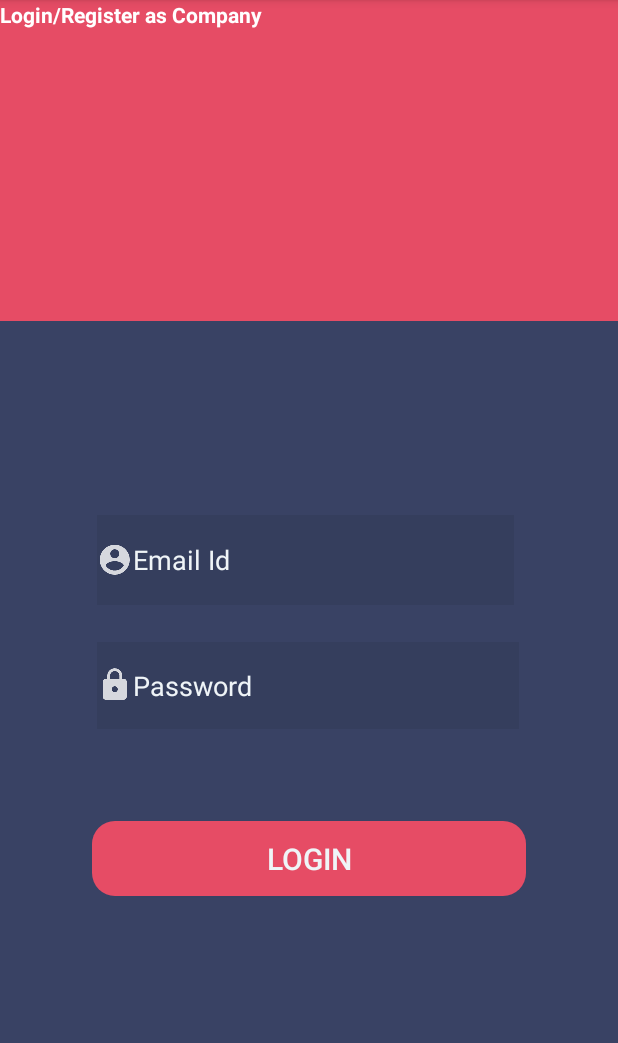
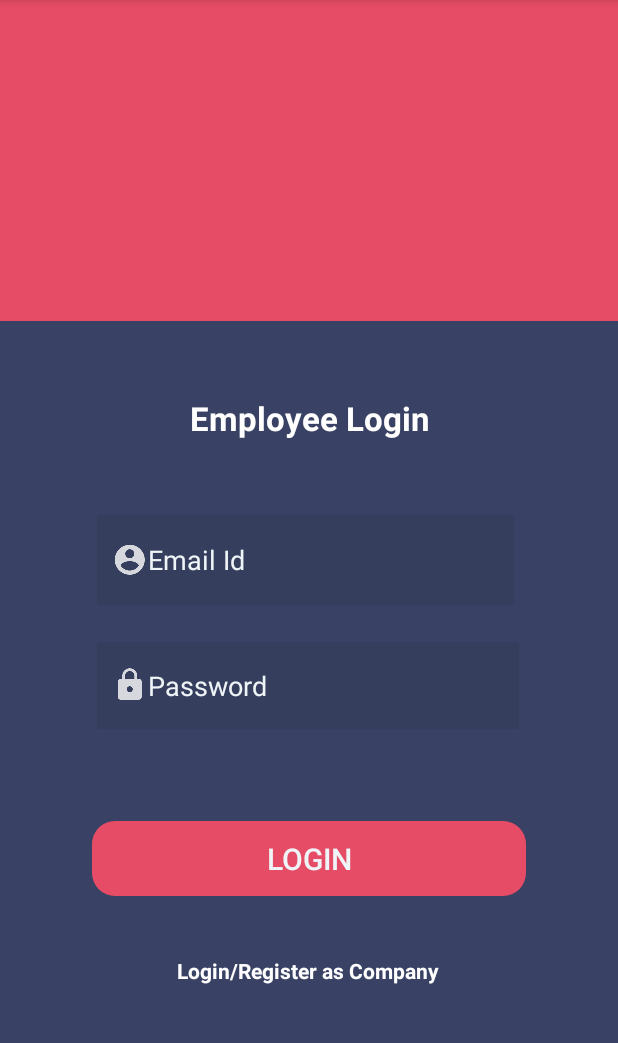
Before and after one commit to nehakale1403/Daily_Visit_Report_Application, an Android app: the screen it shows after launch (Login_Page), on a phone screen of 412 x 824 dp, the part 84-1127 px from its top. Run offline under Robolectric (Android 15) with nearby library versions, the phone set to English and light mode, and no system bars; our stand-ins replace Firebase (no records; nobody signed in at launch, a user with empty details on screens opened directly).

Commit message:
company login

```diff
--- a/app/src/main/AndroidManifest.xml
+++ b/app/src/main/AndroidManifest.xml
@@ -11,7 +11,8 @@
         android:roundIcon="@mipmap/ic_launcher_round"
         android:supportsRtl="true"
         android:theme="@style/AppTheme">
-        <activity android:name=".CompanyRegister"></activity>
+        <activity android:name=".CompanyDashboard"></activity>
+        <activity android:name=".CompanyRegister" />
         <activity android:name=".CompanyLogin" />
         <activity android:name=".add_expense" />
         <activity android:name=".PerformanceActivity" />
--- a/app/src/main/res/layout/activity_login_page.xml
+++ b/app/src/main/res/layout/activity_login_page.xml
@@ -18,6 +18,21 @@
         app:layout_constraintTop_toTopOf="parent"
         app:layout_constraintVertical_bias="0.0" />
 
+    <TextView
+        android:id="@+id/employeelogin"
+        android:layout_width="wrap_content"
+        android:layout_height="wrap_content"
+        android:padding="10dp"
+        android:text="Employee Login"
+        android:textColor="#ffff"
+        android:textSize="22sp"
+        android:textStyle="bold"
+        app:layout_constraintBottom_toTopOf="@+id/employeeID"
+        app:layout_constraintEnd_toEndOf="parent"
+        app:layout_constraintStart_toStartOf="parent"
+        app:layout_constraintTop_toBottomOf="@+id/view"
+        tools:ignore="MissingConstraints" />
+
     <EditText
         android:id="@+id/employeeID"
         android:layout_width="278dp"
@@ -25,6 +40,7 @@
         android:layout_weight="1"
         android:background="#11000000"
         android:ems="10"
+        android:padding="10dp"
         android:hint="@string/email_id"
         android:inputType="textPersonName"
         android:textColor="@color/colorWhite"
@@ -43,6 +59,7 @@
         android:layout_height="58dp"
         android:layout_marginTop="24dp"
         android:background="#11000000"
+        android:padding="10dp"
         android:drawableStart="@drawable/ic_action_lock"
         android:ems="10"
         android:hint="@string/employee_password"
@@ -79,7 +96,11 @@
         android:textColor="#ffff"
         android:textStyle="bold"
         tools:ignore="MissingConstraints"
-        tools:layout_editor_absoluteX="174dp"
-        tools:layout_editor_absoluteY="617dp" />
+        app:layout_constraintBottom_toBottomOf="parent"
+        app:layout_constraintEnd_toEndOf="parent"
+        app:layout_constraintHorizontal_bias="0.498"
+        app:layout_constraintStart_toStartOf="parent"
+        app:layout_constraintTop_toBottomOf="@+id/loginbutton"
+        app:layout_constraintVertical_bias="0.263" />
 
 </androidx.constraintlayout.widget.ConstraintLayout>
--- a/app/src/main/res/values/strings.xml
+++ b/app/src/main/res/values/strings.xml
@@ -45,5 +45,6 @@
     <string name="confirm_password">Confirm Password</string>
     <string name="already_have_an_account_login">Already have an account? Login</string>
     <string name="register_as_company">Register as Company</string>
+    <string name="login_as_employee">Login as employee</string>
 
 </resources>
--- a/build.gradle
+++ b/build.gradle
@@ -8,7 +8,7 @@ buildscript {
     }
     dependencies {
         classpath 'com.android.tools.build:gradle:3.5.3'
-        classpath 'com.google.gms:google-services:4.2.0'
+        classpath 'com.google.gms:google-services:4.3.4'
 
         // NOTE: Do not place your application dependencies here; they belong
         // in the individual module build.gradle files
```
Also changed, not shown: app/build.gradle (+5 -3 lines), app/src/main/java/com/gsix/dvr_application/CompanyDashboard.java (added, +14 -0 lines), app/src/main/java/com/gsix/dvr_application/CompanyLogin.java (+105 -0 lines), app/src/main/java/com/gsix/dvr_application/CompanyRegister.java (+100 -0 lines), app/src/main/res/layout/activity_company_dashboard.xml (added, +9 -0 lines), app/src/main/res/layout/activity_company_login.xml (+10 -0 lines).
